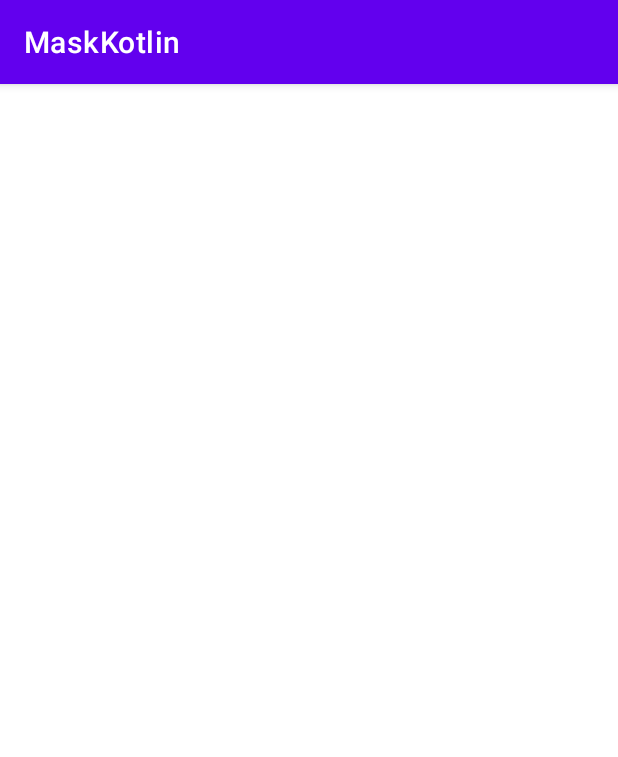
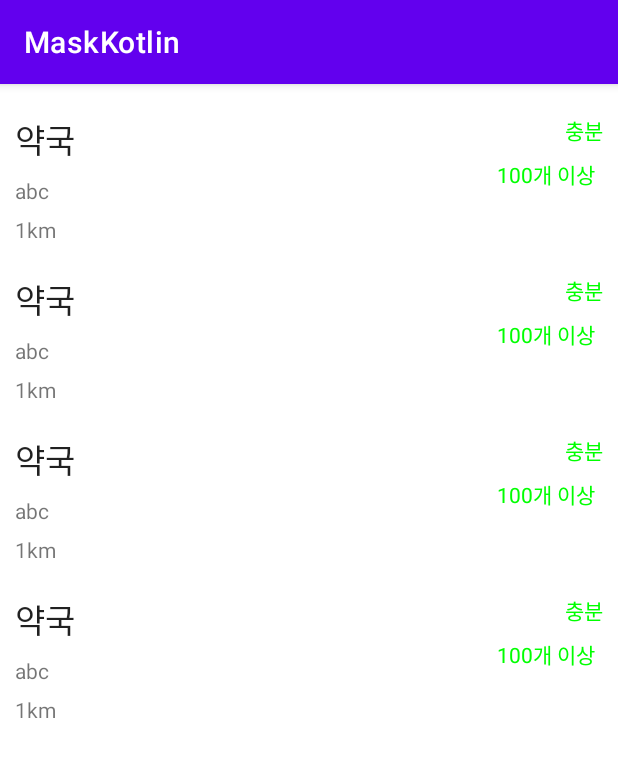
Before and after one commit to stevey-sy/MaskKotlin, an Android app: the screen it shows after launch (MainActivity), on a phone screen of 412 x 824 dp. Shown: the top 757 px of the screen. Run offline under Robolectric (Android 15) with nearby library versions, the phone set to English and light mode, and no system bars.

Commit message:
[ADD] 마스크 정보 표시할 리사이클러 뷰 추가

```diff
--- a/app/src/main/java/com/example/maskkotlin/MainActivity.kt
+++ b/app/src/main/java/com/example/maskkotlin/MainActivity.kt
@@ -2,10 +2,35 @@ package com.example.maskkotlin
 
 import androidx.appcompat.app.AppCompatActivity
 import android.os.Bundle
+import androidx.recyclerview.widget.LinearLayoutManager
+import androidx.recyclerview.widget.RecyclerView
+import com.example.maskkotlin.model.Store
 
 class MainActivity : AppCompatActivity() {
     override fun onCreate(savedInstanceState: Bundle?) {
         super.onCreate(savedInstanceState)
         setContentView(R.layout.activity_main)
+
+        val storeAdapter = StoreAdapter()
+
+        var recyclerView : RecyclerView = findViewById(R.id.recycler_view);
+
+        recyclerView.apply {
+           layoutManager = LinearLayoutManager(this@MainActivity,
+                RecyclerView.VERTICAL,
+                false
+           )
+            adapter = storeAdapter
+        }
+
+        val items = listOf(
+            Store("abc", "111", "111", 33.33, 33.33, "약국", "plenty", "33", "33"),
+            Store("abc", "111", "111", 33.33, 33.33, "약국", "plenty", "33", "33"),
+            Store("abc", "111", "111", 33.33, 33.33, "약국", "plenty", "33", "33"),
+            Store("abc", "111", "111", 33.33, 33.33, "약국", "plenty", "33", "33")
+        )
+
+        storeAdapter.updateItems(items)
+
     }
 }
--- a/app/src/main/java/com/example/maskkotlin/StoreAdapter.kt
+++ b/app/src/main/java/com/example/maskkotlin/StoreAdapter.kt
@@ -6,10 +6,21 @@ import android.view.View
 import android.view.ViewGroup
 import android.widget.TextView
 import androidx.recyclerview.widget.RecyclerView
+import com.example.maskkotlin.model.Store
 import java.lang.String
 import java.util.*
 
-internal class StoreAdapter : RecyclerView.Adapter<StoreAdapter.StoreViewHolder>() {
+//  item view 의 정보를 가지고 있는 클래스
+class StoreViewHolder(itemView: View) : RecyclerView.ViewHolder(itemView) {
+    var nameTextView: TextView = itemView.findViewById(R.id.name_text_view)
+    var addressTextView: TextView = itemView.findViewById(R.id.addr_text_view)
+    var distanceTextView: TextView = itemView.findViewById(R.id.distance_text_view)
+    var remainTextView: TextView = itemView.findViewById(R.id.remain_text_view)
+    var countTextView: TextView = itemView.findViewById(R.id.count_text_view)
+
+}
+
+class StoreAdapter : RecyclerView.Adapter<StoreViewHolder>() {
     private var mItems: List<Store> = ArrayList<Store>()
 
     // view holder 를 만드는 부분
@@ -21,13 +32,13 @@ internal class StoreAdapter : RecyclerView.Adapter<StoreAdapter.StoreViewHolder>
     // View Holder 에 데이터를 bind 하는 부분
     override fun onBindViewHolder(holder: StoreViewHolder, position: Int) {
         val store: Store = mItems[position]
-        holder.nameTextView.setText(store.getName())
-        holder.addressTextView.setText(store.getAddr())
-        holder.distanceTextView.text = String.format("%.2fkm", store.getDistance())
+        holder.nameTextView.text = store.name
+        holder.addressTextView.text = store.addr
+        holder.distanceTextView.text = "1km"
         var color = Color.GREEN
         var count = "100개 이상"
         var remainStat = "충분"
-        when (store.getRemainStat()) {
+        when (store.remain_stat) {
             "plenty" -> {
                 remainStat = "충분"
                 count = "100개 이상"
@@ -57,26 +68,14 @@ internal class StoreAdapter : RecyclerView.Adapter<StoreAdapter.StoreViewHolder>
         holder.countTextView.setTextColor(color)
     }
 
-    override fun getItemCount(): Int {
-        return mItems.size
-    }
+//    override fun getItemCount(): Int {
+//        return mItems.size
+//    }
 
-    //  item view 의 정보를 가지고 있는 클래스
-    internal class StoreViewHolder(itemView: View) : RecyclerView.ViewHolder(itemView) {
-        var nameTextView: TextView
-        var addressTextView: TextView
-        var distanceTextView: TextView
-        var remainTextView: TextView
-        var countTextView: TextView
+    override fun getItemCount(): Int = mItems.size
 
-        init {
-            nameTextView = itemView.findViewById(R.id.name_text_view)
-            addressTextView = itemView.findViewById(R.id.addr_text_view)
-            distanceTextView = itemView.findViewById(R.id.distance_text_view)
-            remainTextView = itemView.findViewById(R.id.remain_text_view)
-            countTextView = itemView.findViewById(R.id.count_text_view)
-        }
-    }
+
+
 
     fun updateItems(items: List<Store>) {
         mItems = items
--- a/app/src/main/java/com/example/maskkotlin/model/Store.kt
+++ b/app/src/main/java/com/example/maskkotlin/model/Store.kt
@@ -1,8 +1,8 @@
 package com.example.maskkotlin.model
 
 // data class 를 사용하게 되면
-// java 에서 처럼 getter, setter 를 만들어주지 않아도
-// 자동으로 사용할 수 있다.
+// java 에서 처럼 getter, setter 를 만들어주지 않고
+// 변수명을 직접 사용해도 된다.
 data class Store(
     var addr: String,
     var code: String,
--- /dev/null
+++ b/app/src/main/java/com/example/maskkotlin/model/StoreInfo.kt
@@ -0,0 +1,6 @@
+package com.example.maskkotlin.model
+
+data class StoreInfo (
+    var count: Int,
+    var stores: List<Store>,
+)
```
